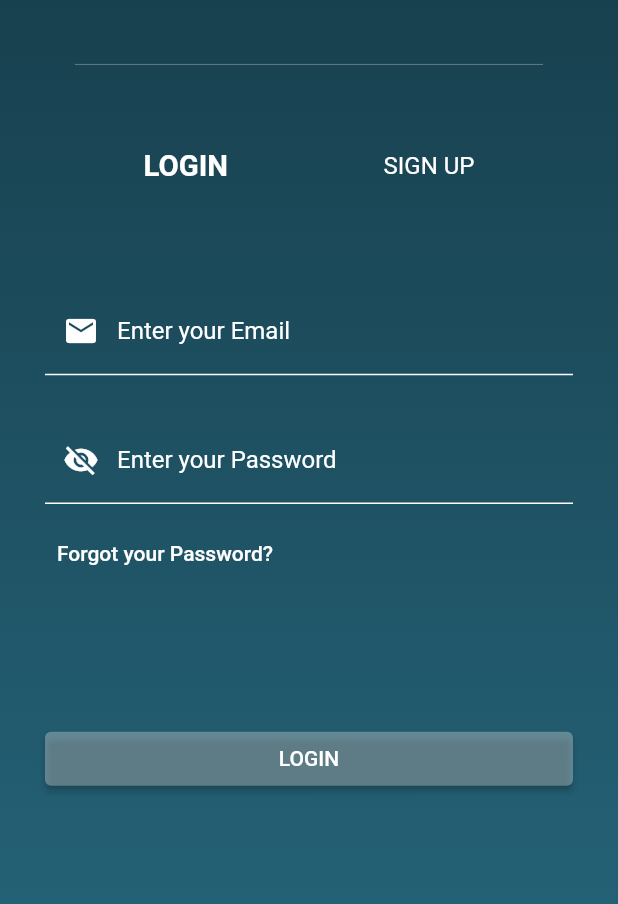
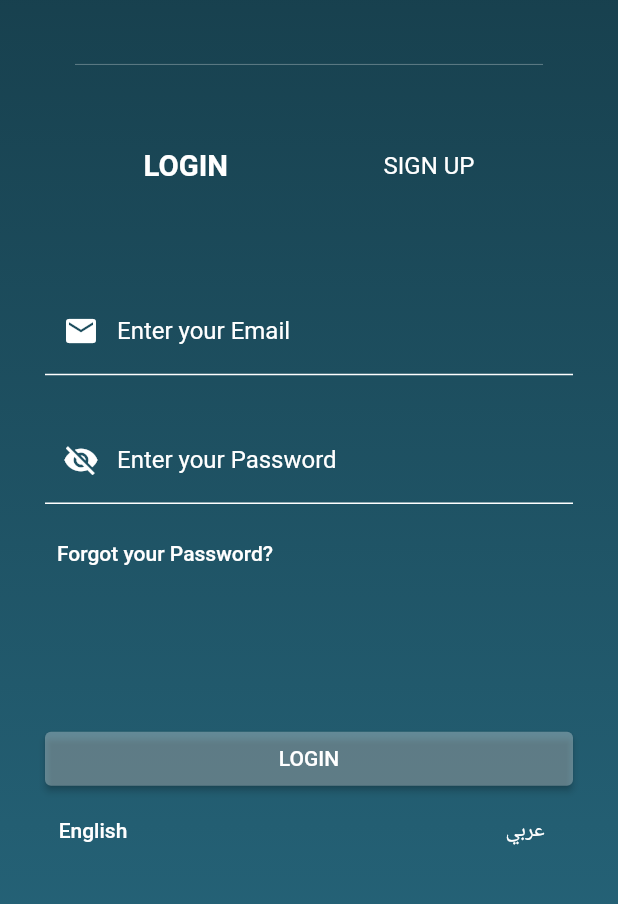
Before and after one commit to karimsayf/JustagainCourses, a Flutter app: the screen it shows after launch, on a phone screen of 412 x 824 dp, the part 272-1176 px from its top. Run offline on Flutter 3.47's test engine with Material 2 defaults, Android fonts, the phone set to English and light mode, and no system bars; our stand-ins replace cloud_firestore, firebase_auth, firebase_core, flutter_screenutil; accounts and stored records are empty; generated files the repository leaves out were written again.

```diff
--- a/lib/screens/auth/authentication.dart
+++ b/lib/screens/auth/authentication.dart
@@ -1,7 +1,11 @@
+
+import 'dart:io';
+
 import 'package:flutter/material.dart';
 import 'package:flutter_screenutil/flutter_screenutil.dart';
 import 'package:justagain_tesk_task/enums/enums.dart';
 import 'package:justagain_tesk_task/screens/home.dart';
+import 'package:justagain_tesk_task/services/localization_services.dart';
 import 'package:justagain_tesk_task/services/service_provider.dart';
 import 'package:justagain_tesk_task/utils/constants.dart';
 import 'package:provider/provider.dart';
@@ -234,6 +238,31 @@ class _AuthenticationState extends State<Authentication> {
                               MaterialStateProperty.all(Colors.white30)),
                       child: Text(
                           _currentAuth == Auth.login ? AppLocalizations.of(context)!.login : AppLocalizations.of(context)!.signUp),
+                    ),
+                    Row(
+                      mainAxisAlignment: MainAxisAlignment.spaceBetween,
+                      children: [
+                        TextButton(
+                          onPressed: () async{
+                            Provider.of<LocalizationsService>(context,listen: false).changeAppLocale(englishLocale);
+
+
+
+                          },
+                          child: Text(
+                            'English',style: TextStyle(color: Colors.white),textAlign: TextAlign.center,),
+                        ),
+                        TextButton(
+                          onPressed: () async{
+                              Provider.of<LocalizationsService>(context,listen: false).changeAppLocale(arabicLocale);
+
+
+
+                          },
+                          child: Text(
+                               'عربي',style: TextStyle(color: Colors.white),textAlign: TextAlign.center,),
+                        ),
+                      ],
                     )
                   ],
                 )),
--- a/lib/utils/locale/app_ar.arb
+++ b/lib/utils/locale/app_ar.arb
@@ -33,5 +33,7 @@
   "save": "حفظ النتيجة",
   "exit" : "الخروج",
   "resetPassword" : "إعادة تعيين كلمة المرور",
-  "logOut" : "تسجيل خروج"
+  "logOut" : "تسجيل خروج",
+  "changeLang" : "تغيير اللغة"
+
 }
--- a/lib/utils/locale/app_en.arb
+++ b/lib/utils/locale/app_en.arb
@@ -33,6 +33,7 @@
   "save": "Save Degree",
   "exit" : "Exit",
   "resetPassword" : "Reset Password",
-  "logOut" : "Log Out"
+  "logOut" : "Log Out",
+  "changeLang" : "Change Language"
 
 }
```
